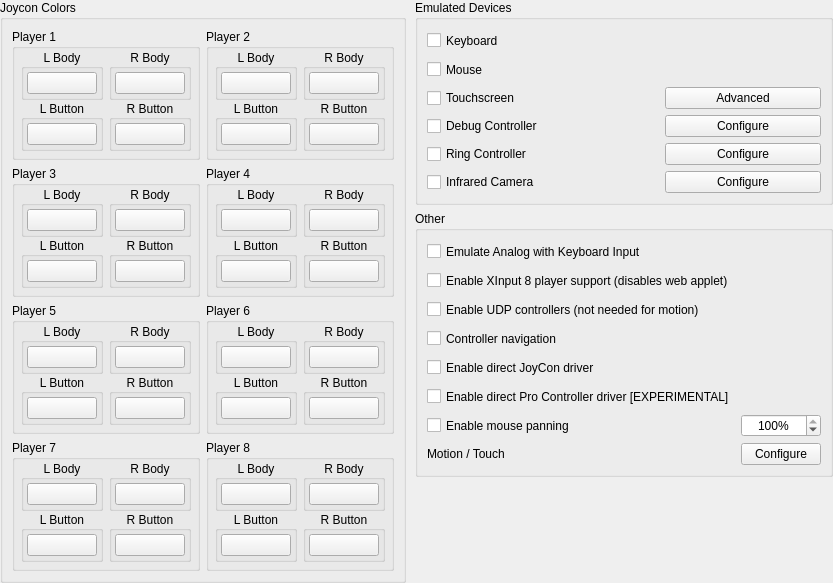
Above: src/yuzu/configuration/configure_input_advanced.ui from QuantumGhost/yuzu before the change. Below: the same form after it.
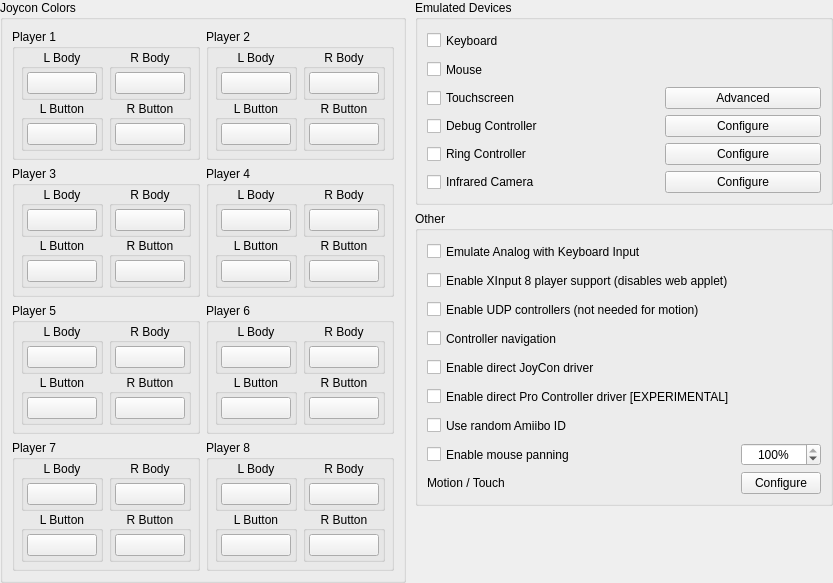
That is the form after the change.

Patch:
```diff
--- a/src/yuzu/configuration/configure_input_advanced.ui
+++ b/src/yuzu/configuration/configure_input_advanced.ui
@@ -2728,6 +2728,22 @@
                      </widget>
                    </item>
                    <item row="7" column="0">
+                     <widget class="QCheckBox" name="random_amiibo_id">
+                       <property name="toolTip">
+                         <string>Allows unlimited uses of the same Amiibo in games that would otherwise limit you to one use.</string>
+                       </property>
+                       <property name="minimumSize">
+                         <size>
+                           <width>0</width>
+                           <height>23</height>
+                         </size>
+                       </property>
+                       <property name="text">
+                         <string>Use random Amiibo ID</string>
+                       </property>
+                     </widget>
+                   </item>
+                   <item row="8" column="0">
                      <widget class="QCheckBox" name="mouse_panning">
                        <property name="minimumSize">
                          <size>
@@ -2740,7 +2756,7 @@
                        </property>
                      </widget>
                    </item>
-                   <item row="7" column="2">
+                   <item row="8" column="2">
                      <widget class="QSpinBox" name="mouse_panning_sensitivity">
                        <property name="toolTip">
                          <string>Mouse sensitivity</string>
@@ -2762,14 +2778,14 @@
                        </property>
                      </widget>
                    </item>
-                   <item row="8" column="0">
+                   <item row="9" column="0">
                      <widget class="QLabel" name="motion_touch">
                        <property name="text">
                          <string>Motion / Touch</string>
                        </property>
                      </widget>
                    </item>
-                   <item row="8" column="2">
+                   <item row="9" column="2">
                      <widget class="QPushButton" name="buttonMotionTouch">
                        <property name="text">
                          <string>Configure</string>
```
